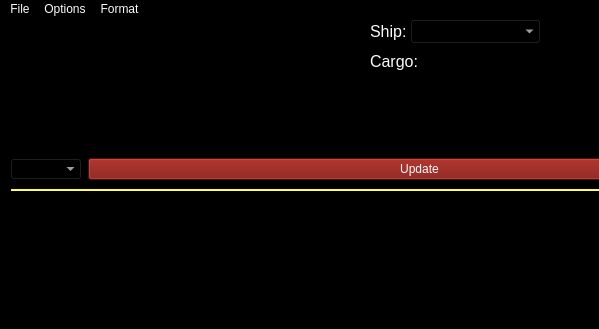
Old version of the form elite_colonisationv2.ui in the repository Roescoe/elite-colonisation-v-2; both pictures show x 0 to 599 and y 0 to 329 of the 750 by 905 pixel window.
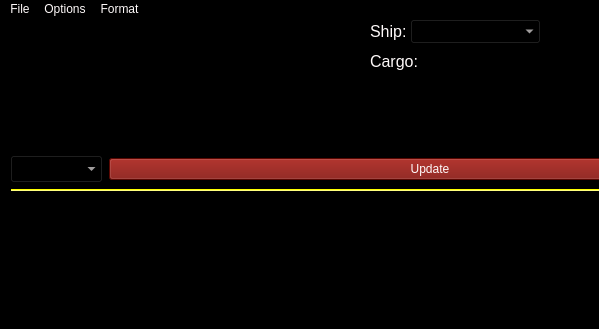
New version of the form.

Commit message: Update text size of station drop down

Diff of the .ui file:
```diff
--- a/elite_colonisationv2.ui
+++ b/elite_colonisationv2.ui
@@ -64,6 +64,11 @@
          <verstretch>0</verstretch>
         </sizepolicy>
        </property>
+       <property name="font">
+        <font>
+         <pointsize>13</pointsize>
+        </font>
+       </property>
       </widget>
      </item>
     </layout>
```
The commit also changes 1 other file.
